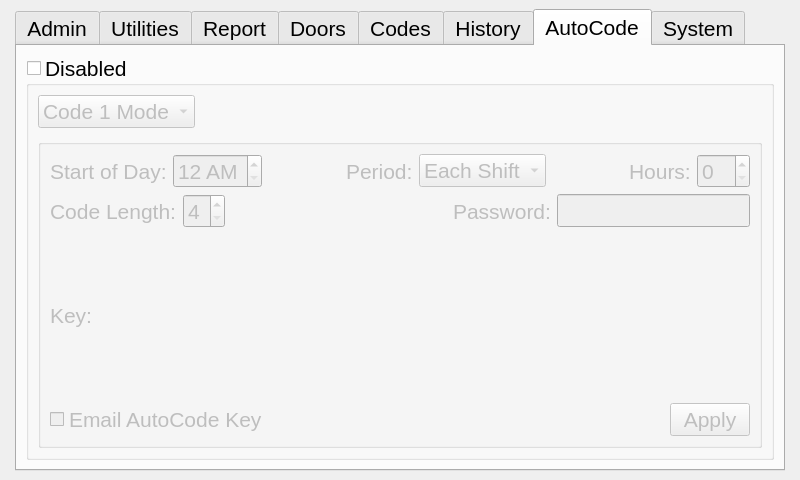
The window that Key/frmadmininfo.ui (BuzzSiler/keycodebox-key) describes before a commit, drawn with Qt 5.
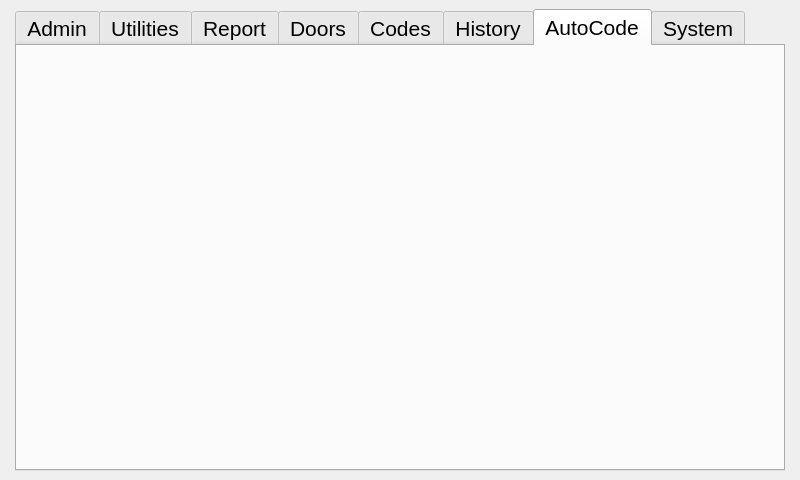
The same window after the commit. The open tabs and pages were chosen to show the change. Custom widgets are drawn as their Qt base class.

Diff of the .ui file:
```diff
--- a/Key/frmadmininfo.ui
+++ b/Key/frmadmininfo.ui
@@ -459,6 +459,53 @@
               </item>
              </layout>
             </item>
+            <item>
+             <layout class="QHBoxLayout" name="horizontalLayout_16">
+              <item>
+               <widget class="QLabel" name="lblAdminLockSelection">
+                <property name="minimumSize">
+                 <size>
+                  <width>0</width>
+                  <height>35</height>
+                 </size>
+                </property>
+                <property name="font">
+                 <font>
+                  <pointsize>12</pointsize>
+                 </font>
+                </property>
+                <property name="text">
+                 <string>Lock Selection</string>
+                </property>
+               </widget>
+              </item>
+              <item>
+               <widget class="QComboBox" name="cbAdminLockSelection">
+                <property name="minimumSize">
+                 <size>
+                  <width>0</width>
+                  <height>35</height>
+                 </size>
+                </property>
+                <property name="font">
+                 <font>
+                  <pointsize>12</pointsize>
+                 </font>
+                </property>
+                <item>
+                 <property name="text">
+                  <string>Single</string>
+                 </property>
+                </item>
+                <item>
+                 <property name="text">
+                  <string>Multi</string>
+                 </property>
+                </item>
+               </widget>
+              </item>
+             </layout>
+            </item>
             <item>
              <spacer name="verticalSpacer_2">
               <property name="orientation">
@@ -2031,305 +2078,46 @@
       </layout>
      </widget>
      <widget class="QWidget" name="tabAutoCode">
+      <property name="sizePolicy">
+       <sizepolicy hsizetype="Preferred" vsizetype="Preferred">
+        <horstretch>0</horstretch>
+        <verstretch>0</verstretch>
+       </sizepolicy>
+      </property>
       <attribute name="title">
        <string>AutoCode</string>
       </attribute>
-      <layout class="QHBoxLayout" name="horizontalLayout_23">
+      <layout class="QHBoxLayout" name="horizontalLayout_15">
+       <property name="leftMargin">
+        <number>0</number>
+       </property>
+       <property name="topMargin">
+        <number>0</number>
+       </property>
+       <property name="rightMargin">
+        <number>0</number>
+       </property>
+       <property name="bottomMargin">
+        <number>0</number>
+       </property>
        <item>
-        <widget class="QGroupBox" name="gbAutoCodeEnableDisable">
-         <property name="title">
-          <string>Disabled</string>
+        <layout class="QHBoxLayout" name="hloAutoCodeGen">
+         <property name="sizeConstraint">
+          <enum>QLayout::SetMaximumSize</enum>
          </property>
-         <property name="checkable">
-          <bool>true</bool>
+         <property name="leftMargin">
+          <number>3</number>
          </property>
-         <property name="checked">
-          <bool>false</bool>
+         <property name="topMargin">
+          <number>3</number>
          </property>
-         <layout class="QHBoxLayout" name="horizontalLayout_27">
-          <item>
-           <layout class="QVBoxLayout" name="verticalLayout_21">
-            <item>
-             <layout class="QHBoxLayout" name="horizontalLayout_22">
-              <item>
-               <widget class="QComboBox" name="cbAutoCodeMode">
-                <property name="enabled">
-                 <bool>false</bool>
-                </property>
-                <item>
-                 <property name="text">
-                  <string>Code 1 Mode</string>
-                 </property>
-                </item>
-                <item>
-                 <property name="text">
-                  <string>Code 2 Mode</string>
-                 </property>
-                </item>
-               </widget>
-              </item>
-              <item>
-               <spacer name="horizontalSpacer_12">
-                <property name="orientation">
-                 <enum>Qt::Horizontal</enum>
-                </property>
-                <property name="sizeHint" stdset="0">
-                 <size>
-                  <width>40</width>
-                  <height>20</height>
-                 </size>
-                </property>
-               </spacer>
-              </item>
-             </layout>
-            </item>
-            <item>
-             <spacer name="verticalSpacer_3">
-              <property name="orientation">
-               <enum>Qt::Vertical</enum>
-              </property>
-              <property name="sizeType">
-               <enum>QSizePolicy::Maximum</enum>
-              </property>
-              <property name="sizeHint" stdset="0">
-               <size>
-                <width>20</width>
-                <height>5</height>
-               </size>
-              </property>
-             </spacer>
-            </item>
-            <item>
-             <widget class="QGroupBox" name="groupBox">
-              <property name="title">
-               <string/>
-              </property>
-              <layout class="QHBoxLayout" name="horizontalLayout_26">
-               <item>
-                <layout class="QVBoxLayout" name="verticalLayout_20">
-                 <item>
-                  <layout class="QHBoxLayout" name="horizontalLayout_18">
-                   <item>
-                    <layout class="QHBoxLayout" name="horizontalLayout_17">
-                     <item>
-                      <widget class="QLabel" name="label_2">
-                       <property name="text">
-                        <string>Start of Day:</string>
-                       </property>
-                      </widget>
-                     </item>
-                     <item>
-                      <widget class="QTimeEdit" name="timeEdit">
-                       <property name="displayFormat">
-                        <string>h AP</string>
-                       </property>
-                      </widget>
-                     </item>
-                    </layout>
-                   </item>
-                   <item>
-                    <spacer name="horizontalSpacer_8">
-                     <property name="orientation">
-                      <enum>Qt::Horizontal</enum>
-                     </property>
-                     <property name="sizeHint" stdset="0">
-                      <size>
-                       <width>10</width>
-                       <height>20</height>
-                      </size>
-                     </property>
-                    </spacer>
-                   </item>
-                   <item>
-                    <layout class="QHBoxLayout" name="horizontalLayout_16">
-                     <item>
-                      <widget class="QLabel" name="label_3">
-                       <property name="text">
-                        <string>Period:</string>
-                       </property>
-                      </widget>
-                     </item>
-                     <item>
-                      <widget class="QComboBox" name="comboBox">
-                       <item>
-                        <property name="text">
-                         <string>Each Shift</string>
-                        </property>
-                       </item>
-                       <item>
-                        <property name="text">
-                         <string>Daily</string>
-                        </property>
-                       </item>
-                       <item>
-                        <property name="text">
-                         <string>Weekly</string>
-                        </property>
-                       </item>
-                       <item>
-                        <property name="text">
-                         <string>Monthly</string>
-                        </property>
-                       </item>
-                       <item>
-                        <property name="text">
-                         <string>Annually</string>
-                        </property>
-                       </item>
-                       <item>
-                        <property name="text">
-                         <string/>
-                        </property>
-                       </item>
-                      </widget>
-                     </item>
-                    </layout>
-                   </item>
-                   <item>
-                    <spacer name="horizontalSpacer_9">
-                     <property name="orientation">
-                      <enum>Qt::Horizontal</enum>
-                     </property>
-                     <property name="sizeHint" stdset="0">
-                      <size>
-                       <width>10</width>
-                       <height>20</height>
-                      </size>
-                     </property>
-                    </spacer>
-                   </item>
-                   <item>
-                    <layout class="QHBoxLayout" name="horizontalLayout_15">
-                     <item>
-                      <widget class="QLabel" name="label_4">
-                       <property name="text">
-                        <string>Hours:</string>
-                       </property>
-                      </widget>
-                     </item>
-                     <item>
-                      <widget class="QSpinBox" name="spinBox"/>
-                     </item>
-                    </layout>
-                   </item>
-                  </layout>
-                 </item>
-                 <item>
-                  <layout class="QHBoxLayout" name="horizontalLayout_21">
-                   <item>
-                    <layout class="QHBoxLayout" name="horizontalLayout_19">
-                     <item>
-                      <widget class="QLabel" name="label_6">
-                       <property name="text">
-                        <string>Code Length:</string>
-                       </property>
-                      </widget>
-                     </item>
-                     <item>
-                      <widget class="QSpinBox" name="spinBox_2">
-                       <property name="minimum">
-                        <number>4</number>
-                       </property>
-                       <property name="maximum">
-                        <number>7</number>
-                       </property>
-                      </widget>
-                     </item>
-                    </layout>
-                   </item>
-                   <item>
-                    <spacer name="horizontalSpacer_10">
-                     <property name="orientation">
-                      <enum>Qt::Horizontal</enum>
-                     </property>
-                     <property name="sizeHint" stdset="0">
-                      <size>
-                       <width>10</width>
-                       <height>20</height>
-                      </size>
-                     </property>
-                    </spacer>
-                   </item>
-                   <item>
-                    <layout class="QHBoxLayout" name="horizontalLayout_20">
-                     <item>
-                      <widget class="QLabel" name="label_5">
-                       <property name="text">
-                        <string>Password:</string>
-                       </property>
-                      </widget>
-                     </item>
-                     <item>
-                      <widget class="QLineEdit" name="lineEdit"/>
-                     </item>
-                    </layout>
-                   </item>
-                  </layout>
-                 </item>
-                 <item>
-                  <layout class="QHBoxLayout" name="horizontalLayout_24">
-                   <item>
-                    <widget class="QLabel" name="label_7">
-                     <property name="maximumSize">
-                      <size>
-                       <width>50</width>
-                       <height>16777215</height>
-                      </size>
-                     </property>
-                     <property name="text">
-                      <string>Key:</string>
-                     </property>
-                    </widget>
-                   </item>
-                   <item>
-                    <widget class="QLabel" name="label_8">
-                     <property name="text">
-                      <string>&lt;AutoCode Generation Key&gt;</string>
-                     </property>
-                    </widget>
-                   </item>
-                  </layout>
-                 </item>
-                 <item>
-                  <layout class="QHBoxLayout" name="horizontalLayout_25">
-                   <item>
-                    <widget class="QCheckBox" name="checkBox">
-                     <property name="text">
-                      <string>Email AutoCode Key</string>
-                     </property>
-                    </widget>
-                   </item>
-                   <item>
-                    <spacer name="horizontalSpacer_11">
-                     <property name="orientation">
-                      <enum>Qt::Horizontal</enum>
-                     </property>
-                     <property name="sizeHint" stdset="0">
-                      <size>
-                       <width>40</width>
-                       <height>20</height>
-                      </size>
-                     </property>
-                    </spacer>
-                   </item>
-                   <item>
-                    <widget class="QPushButton" name="pushButton">
-                     <property name="text">
-                      <string>Apply</string>
-                     </property>
-                    </widget>
-                   </item>
-                  </layout>
-                 </item>
-                </layout>
-               </item>
-              </layout>
-             </widget>
-            </item>
-           </layout>
-          </item>
-         </layout>
-        </widget>
+         <property name="rightMargin">
+          <number>3</number>
+         </property>
+         <property name="bottomMargin">
+          <number>3</number>
+         </property>
+        </layout>
        </item>
       </layout>
      </widget>
```
Left out of the diff: 2 changed lines with no effect on the pictures.
